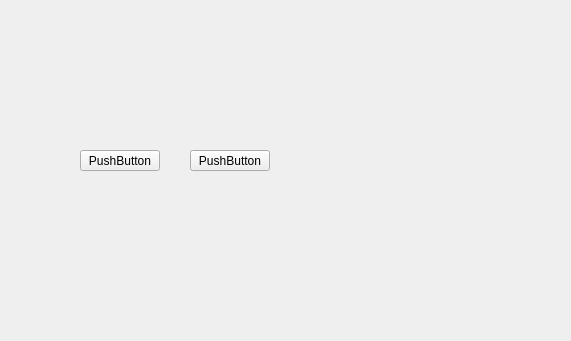
Above: Lab2/Lab2_proj/ClientPart/purchasesmenu.ui from BohdanGunko/clientServetTcpIp before the change. Below: the same form after it.
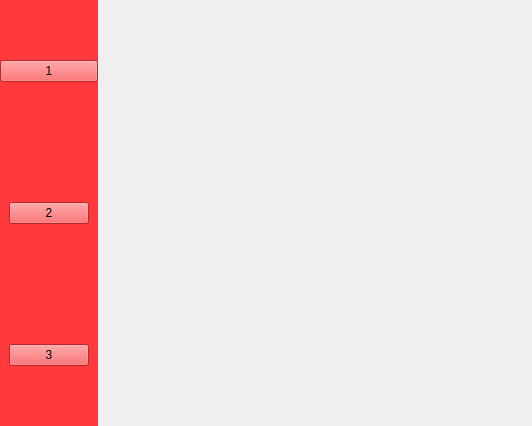
That is the form after the change.

Commit message: color styles work in progress

What changed in the file:
```diff
--- a/Lab2/Lab2_proj/ClientPart/purchasesmenu.ui
+++ b/Lab2/Lab2_proj/ClientPart/purchasesmenu.ui
@@ -6,39 +6,106 @@
    <rect>
     <x>0</x>
     <y>0</y>
-    <width>571</width>
-    <height>341</height>
+    <width>532</width>
+    <height>426</height>
    </rect>
   </property>
   <property name="windowTitle">
    <string>Form</string>
   </property>
-  <widget class="QPushButton" name="pushButton">
-   <property name="geometry">
-    <rect>
-     <x>80</x>
-     <y>150</y>
-     <width>80</width>
-     <height>21</height>
-    </rect>
+  <layout class="QHBoxLayout" name="horizontalLayout">
+   <property name="spacing">
+    <number>0</number>
    </property>
-   <property name="text">
-    <string>PushButton</string>
+   <property name="leftMargin">
+    <number>0</number>
    </property>
-  </widget>
-  <widget class="QPushButton" name="pushButton_2">
-   <property name="geometry">
-    <rect>
-     <x>190</x>
-     <y>150</y>
-     <width>80</width>
-     <height>21</height>
-    </rect>
+   <property name="topMargin">
+    <number>0</number>
    </property>
-   <property name="text">
-    <string>PushButton</string>
+   <property name="rightMargin">
+    <number>0</number>
    </property>
-  </widget>
+   <property name="bottomMargin">
+    <number>0</number>
+   </property>
+   <item>
+    <layout class="QGridLayout" name="gridLayout_2">
+     <property name="spacing">
+      <number>0</number>
+     </property>
+     <item row="2" column="0">
+      <widget class="QWidget" name="widget_2" native="true">
+       <property name="styleSheet">
+        <string notr="true">background-color: rgb(255, 57, 60);</string>
+       </property>
+       <layout class="QVBoxLayout" name="verticalLayout_6">
+        <item>
+         <widget class="QPushButton" name="pushButton_3">
+          <property name="text">
+           <string>3</string>
+          </property>
+         </widget>
+        </item>
+       </layout>
+      </widget>
+     </item>
+     <item row="1" column="0">
+      <widget class="QWidget" name="widget_3" native="true">
+       <property name="styleSheet">
+        <string notr="true">background-color: rgb(255, 57, 60);</string>
+       </property>
+       <layout class="QVBoxLayout" name="verticalLayout_5">
+        <item>
+         <widget class="QPushButton" name="pushButton_2">
+          <property name="text">
+           <string>2</string>
+          </property>
+         </widget>
+        </item>
+       </layout>
+      </widget>
+     </item>
+     <item row="0" column="0">
+      <widget class="QWidget" name="widget" native="true">
+       <property name="styleSheet">
+        <string notr="true">background-color: rgb(255, 57, 60);</string>
+       </property>
+       <layout class="QVBoxLayout" name="verticalLayout_2">
+        <property name="spacing">
+         <number>0</number>
+        </property>
+        <property name="leftMargin">
+         <number>0</number>
+        </property>
+        <property name="topMargin">
+         <number>0</number>
+        </property>
+        <property name="rightMargin">
+         <number>0</number>
+        </property>
+        <property name="bottomMargin">
+         <number>0</number>
+        </property>
+        <item>
+         <widget class="QPushButton" name="pushButton">
+          <property name="toolTip">
+           <string/>
+          </property>
+          <property name="text">
+           <string>1</string>
+          </property>
+         </widget>
+        </item>
+       </layout>
+      </widget>
+     </item>
+    </layout>
+   </item>
+   <item>
+    <widget class="QStackedWidget" name="stackedWidget"/>
+   </item>
+  </layout>
  </widget>
  <resources/>
  <connections/>
```
The commit also changes 14 other files.
